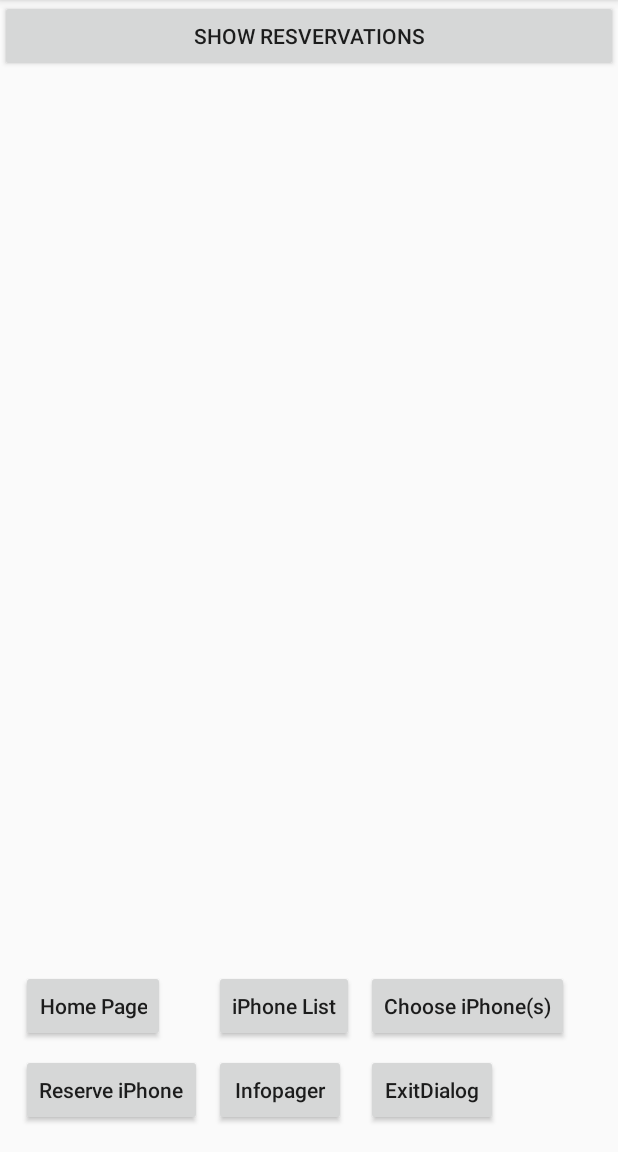
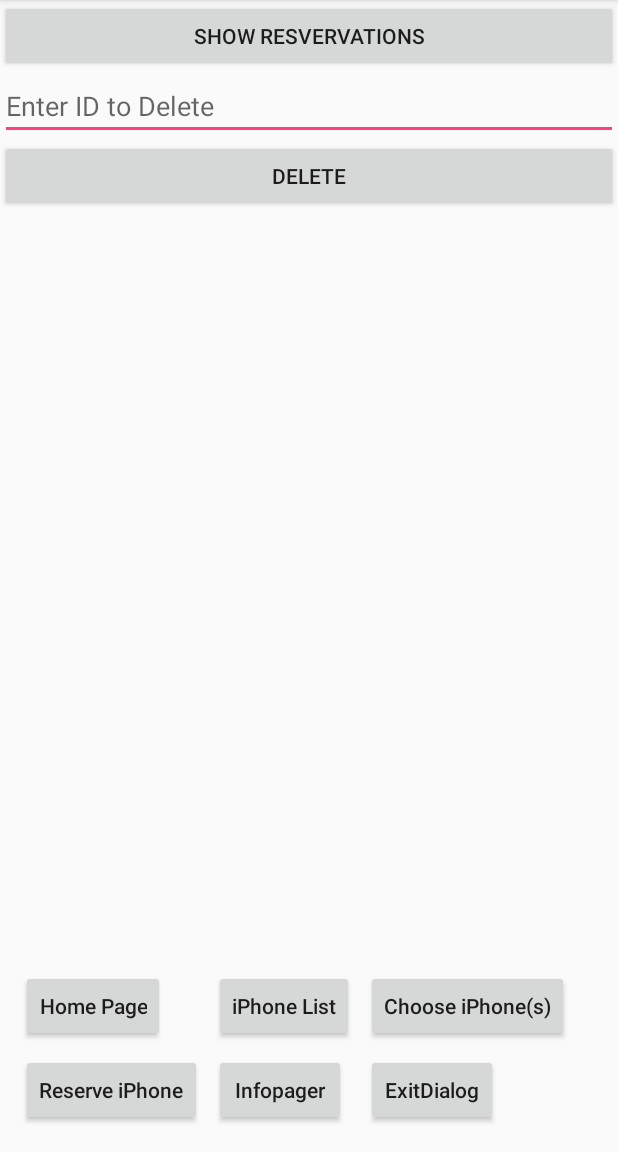
Before and after one commit to jerryvu89/JerryVuProject, an Android app: the SQliteReadActivity screen opened directly, with no data from a screen before it, on a phone screen of 412 x 824 dp, the part 84-1236 px from its top. Run offline under Robolectric (Android 15) with nearby library versions, the phone set to English and light mode, and no system bars.

Commit message:
Added additional Delete Data Option for SQlite

```diff
--- a/app/src/main/java/com/example/jerryvu/jerrysproject/BaseActivity.java
+++ b/app/src/main/java/com/example/jerryvu/jerrysproject/BaseActivity.java
@@ -14,9 +14,4 @@ public class BaseActivity extends AppCompatActivity {
         Toast.makeText(this, s, Toast.LENGTH_SHORT).show();
     }
 
-    public void goToActivity(Class c){
-        Intent intent = new Intent(this, c);
-        startActivity(intent);
-    }
-
 }
--- a/app/src/main/java/com/example/jerryvu/jerrysproject/ListviewActivity.java
+++ b/app/src/main/java/com/example/jerryvu/jerrysproject/ListviewActivity.java
@@ -61,7 +61,7 @@ public class ListviewActivity extends Activity {
             @Override
             public void onItemClick(AdapterView<?> parent, View view, int position, long id) {
                 // Display msg with product id get from view.getTag
-                Toast.makeText(getApplicationContext(), "Clicked product id =" + view.getTag(), Toast.LENGTH_SHORT).show();
+                Toast.makeText(getApplicationContext(), "Clicked product id = " + view.getTag(), Toast.LENGTH_SHORT).show();
             }
         });
     }
--- a/app/src/main/java/com/example/jerryvu/jerrysproject/SQliteReadActivity.java
+++ b/app/src/main/java/com/example/jerryvu/jerrysproject/SQliteReadActivity.java
@@ -17,7 +17,8 @@ public class SQliteReadActivity extends AppCompatActivity {
 
     DataBaseHelper myDb;
     TextView txtResult;
-    Button btnClick;
+    Button btnClick, btnClick2;
+    EditText txtId;
 
     Button btnViewpagerActivity;
     Button btnListviewActivity;
@@ -30,12 +31,20 @@ public class SQliteReadActivity extends AppCompatActivity {
         super.onCreate(savedInstanceState);
         setContentView(R.layout.activity_sqlite_read);
         myDb = new DataBaseHelper(this);
+        txtId = (EditText) findViewById(R.id.idID);
         txtResult = (TextView) findViewById(R.id.idResult);
         btnClick = (Button) findViewById(R.id.idBtn);
         btnClick.setOnClickListener(new View.OnClickListener() {
             @Override
             public void onClick(View view) {
                 ClickMe();
+            }
+        });
+        btnClick2 = (Button) findViewById(R.id.idBtn2);
+        btnClick2.setOnClickListener(new View.OnClickListener() {
+            @Override
+            public void onClick(View view) {
+                ClickMe2();
             }
         });
 
@@ -85,6 +94,12 @@ public class SQliteReadActivity extends AppCompatActivity {
         }
     }
 
+    private void ClickMe2(){
+        String id = txtId.getText().toString();
+        int result = myDb.deleteData(id);
+        Toast.makeText(this, result + " Reservation deleted", Toast.LENGTH_SHORT).show();
+    }
+
     // This will enable scrolling with the textview
     public void txtResult(){
         String s = "";
--- a/app/src/main/res/layout/activity_sqlite_read.xml
+++ b/app/src/main/res/layout/activity_sqlite_read.xml
@@ -13,12 +13,26 @@
             android:layout_height="wrap_content"
             android:text="Show Resvervations"/>
 
+        <EditText
+            android:id="@+id/idID"
+            android:layout_below="@id/idBtn"
+            android:layout_width="match_parent"
+            android:layout_height="wrap_content"
+            android:hint="Enter ID to Delete"/>
+
+        <Button
+            android:id="@+id/idBtn2"
+            android:layout_below="@id/idID"
+            android:layout_width="match_parent"
+            android:layout_height="wrap_content"
+            android:text="Delete"/>
+
         <TextView
             android:scrollbars="vertical"
-            android:layout_below="@+id/idBtn"
+            android:layout_below="@+id/idBtn2"
             android:id="@+id/idResult"
             android:layout_width="match_parent"
-            android:layout_height="425dp"
+            android:layout_height="250dp"
             android:textSize="25sp"/>
 
                 <GridLayout
```
Also changed, not shown: app/src/main/java/com/example/jerryvu/jerrysproject/DataBaseHelper.java (+22 -1 lines).
